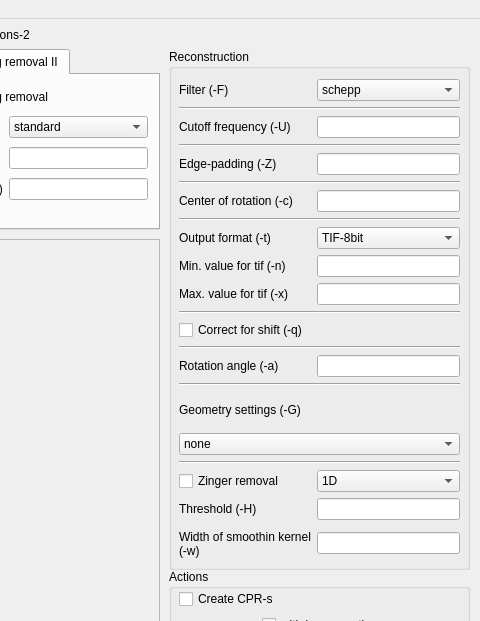
Qt form ui_files/main.ui (gnudo/grecoman) before a commit; both pictures show x 771 to 1251 and y 0 to 621 of the 1251 by 945 pixel window.
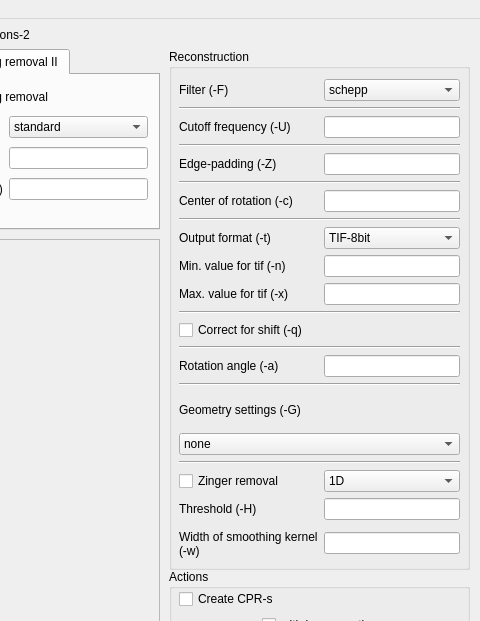
The same form after that commit.

Commit message: Corrected ypot in UI

The edit to the form file:
```diff
--- a/ui_files/main.ui
+++ b/ui_files/main.ui
@@ -981,7 +981,7 @@
          </size>
         </property>
         <property name="text">
-         <string>Width of smoothin kernel (-w)</string>
+         <string>Width of smoothing kernel (-w)</string>
         </property>
         <property name="wordWrap">
          <bool>true</bool>
```
